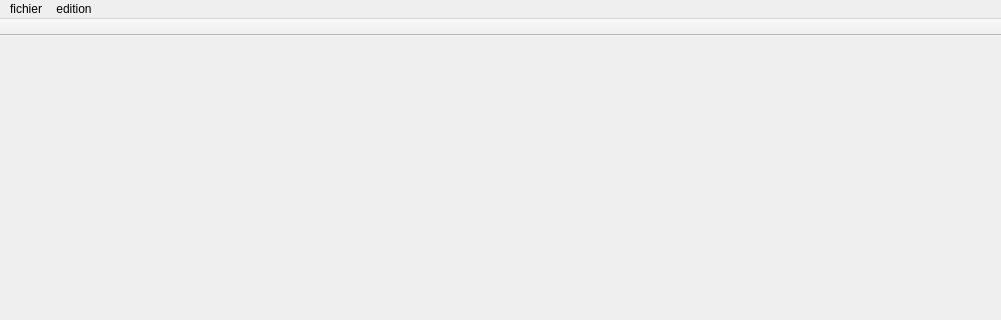
Before: the Qt Designer form editionwindow.ui in ForestierL/ihm, drawn with Qt 5; both pictures show x 0 to 1001 and y 0 to 320 of the 1001 by 800 pixel window.
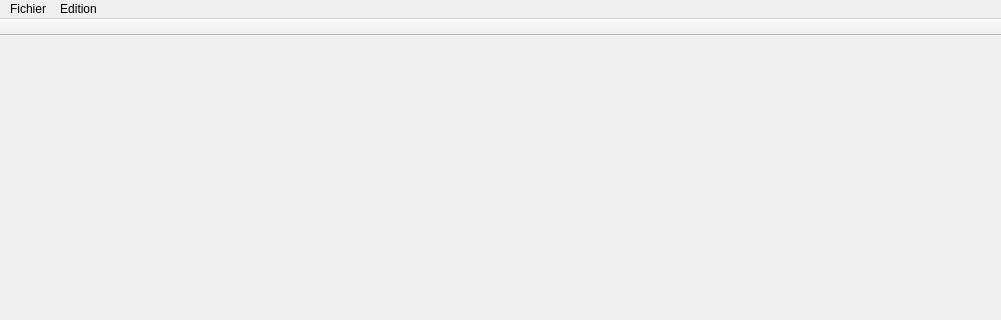
After: the same form once the commit is applied.

```diff
--- a/editionwindow.ui
+++ b/editionwindow.ui
@@ -19,6 +19,9 @@
   <property name="windowTitle">
    <string>MainWindow</string>
   </property>
+  <property name="autoFillBackground">
+   <bool>true</bool>
+  </property>
   <widget class="QWidget" name="centralwidget">
    <property name="enabled">
     <bool>false</bool>
@@ -41,7 +44,7 @@
    </property>
    <widget class="QMenu" name="menufichier">
     <property name="title">
-     <string>fichier</string>
+     <string>Fichier</string>
     </property>
     <addaction name="saveAct"/>
     <addaction name="saveAsAct"/>
@@ -50,7 +53,7 @@
    </widget>
    <widget class="QMenu" name="menuedition">
     <property name="title">
-     <string>edition</string>
+     <string>Edition</string>
     </property>
     <addaction name="actiontruc"/>
    </widget>
```
Left out of the diff: 8 changed lines with no effect on the pictures.
